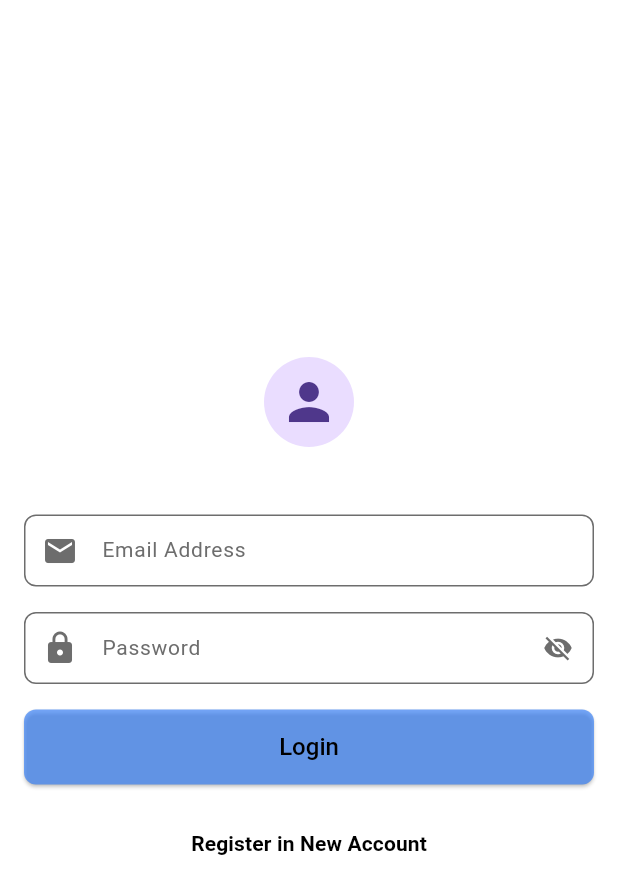
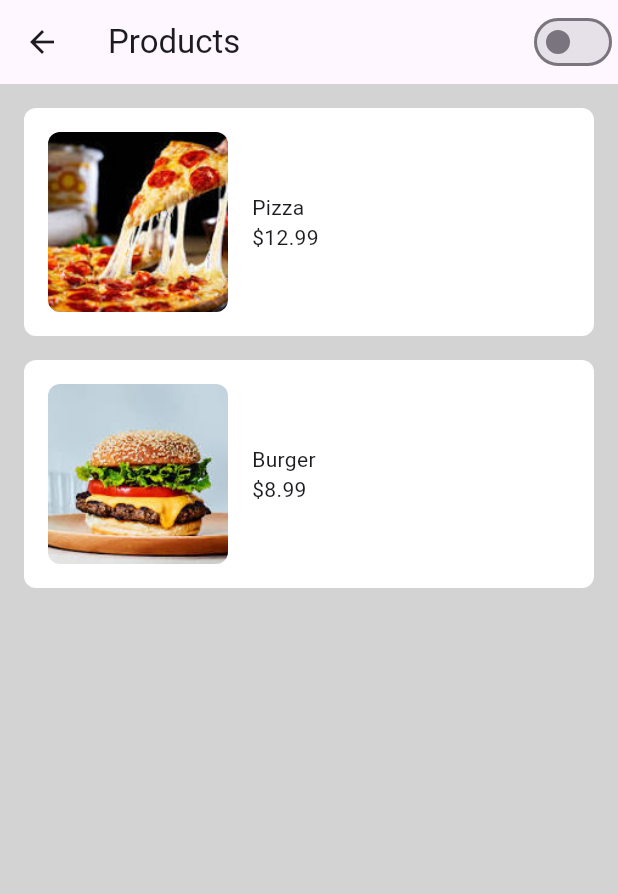
Before and after one commit to mazenShabaan36/e_commerce_session, a Flutter app: the screen it shows after launch, after a tap on "Register in New Account", on a phone screen of 412 x 824 dp. Shown: the top 894 px of the screen. Run offline on Flutter 3.47's test engine with Material 3 defaults, Android fonts, the phone set to English and light mode, and no system bars; our stand-ins replace fluttertoast.

Commit message:
product screen

```diff
--- a/lib/core/app_assets.dart
+++ b/lib/core/app_assets.dart
@@ -1,3 +1,5 @@
 class AppAssets {
   static const String logo = 'assets/app_logo.jpg';
+  static const String burger = 'assets/burger.jpeg';
+  static const String pizza = 'assets/pizza.jpeg';
 }
--- a/lib/core/app_colors.dart
+++ b/lib/core/app_colors.dart
@@ -8,4 +8,5 @@ class AppColors {
   static const Color primary = Color.fromRGBO(59, 130, 246, 0.7);
   static const Color red = Colors.red;
   static const Color white = Colors.white;
+  static const Color lightGrey = Color(0xFFD3D3D3);
 }
--- a/lib/core/app_strings.dart
+++ b/lib/core/app_strings.dart
@@ -5,4 +5,6 @@ class AppStrings {
   static const String registerNewAccount = "Register in New Account";
   static const String cancel = "Cancel";
   static const String confirm = "Confirm";
+  static const String products = 'Products';
+  static const String buyNow = "Buy Now";
 }
--- a/lib/core/theme/app_themes.dart
+++ b/lib/core/theme/app_themes.dart
@@ -9,7 +9,7 @@ class AppThemes {
   static ThemeData _generalTheme({required bool isDark}) {
     return ThemeData(
       brightness: isDark ? Brightness.dark : Brightness.light,
-      scaffoldBackgroundColor: isDark ? AppColors.black : AppColors.white,
+      scaffoldBackgroundColor: isDark ? AppColors.black : AppColors.lightGrey,
       primaryColor: AppColors.primary,
 
       inputDecorationTheme: InputDecorationTheme(
--- /dev/null
+++ b/lib/data/models/product_model.dart
@@ -0,0 +1,7 @@
+class Product {
+  final String name;
+  final String image;
+  final double price;
+
+  Product({required this.name, required this.image, required this.price});
+}
--- a/lib/presentation/features/auth/view/login_screen.dart
+++ b/lib/presentation/features/auth/view/login_screen.dart
@@ -2,6 +2,7 @@ import 'package:flutter/material.dart';
 import 'package:session/core/app_colors.dart';
 import 'package:session/core/app_strings.dart';
 import 'package:session/presentation/features/home/view/home_screen.dart';
+import 'package:session/presentation/features/product_list/view/product_screen.dart';
 import 'package:session/presentation/widgets/app_button.dart';
 import 'package:session/presentation/widgets/app_textfield.dart';
 
@@ -68,7 +69,12 @@ class _LoginScreenState extends State<LoginScreen> {
             ),
 
             //
-            TextButton(onPressed: () {}, child: Text(AppStrings.registerNewAccount, style: TextStyle(color: AppColors.black, fontSize: 14, fontWeight: FontWeight.w700))),
+            TextButton(
+              onPressed: () {
+                Navigator.push(context, MaterialPageRoute(builder: (context) => ProductsScreen()));
+              },
+              child: Text(AppStrings.registerNewAccount, style: TextStyle(color: AppColors.black, fontSize: 14, fontWeight: FontWeight.w700)),
+            ),
           ],
         ),
       ),
--- /dev/null
+++ b/lib/presentation/features/product_list/view/product_details_screen.dart
@@ -0,0 +1,35 @@
+import 'package:flutter/material.dart';
+import 'package:session/core/app_strings.dart';
+import 'package:session/data/models/product_model.dart';
+import 'package:session/presentation/widgets/app_button.dart';
+
+class ProductDetailsScreen extends StatelessWidget {
+  final Product product;
+
+  const ProductDetailsScreen({super.key, required this.product});
+
+  @override
+  Widget build(BuildContext context) {
+    return Scaffold(
+      appBar: AppBar(title: Text(product.name)),
+      body: Center(
+        child: Column(
+          crossAxisAlignment: CrossAxisAlignment.center,
+          children: [
+            SizedBox(height: 20), Hero(tag: product.name, child: Image.asset(product.image, width: 200)), //
+
+            SizedBox(height: 20),
+            //
+            Text(product.name, style: Theme.of(context).textTheme.headlineSmall),
+            //
+            SizedBox(height: 10), Text('\$${product.price}', style: Theme.of(context).textTheme.titleLarge),
+            //
+            SizedBox(height: 20),
+            //
+            AppButton(onPressed: () {}, title: AppStrings.buyNow),
+          ],
+        ),
+      ),
+    );
+  }
+}
--- /dev/null
+++ b/lib/presentation/features/product_list/view/product_screen.dart
@@ -0,0 +1,53 @@
+import 'package:flutter/material.dart';
+import 'package:session/core/app_assets.dart';
+import 'package:session/core/app_colors.dart';
+import 'package:session/core/app_strings.dart';
+import 'package:session/core/theme/theme_manager.dart';
+import 'package:session/data/models/product_model.dart';
+import 'package:session/presentation/features/product_list/view/product_details_screen.dart';
+import 'package:session/presentation/features/product_list/widgets/product_item_card.dart';
+
+class ProductsScreen extends StatelessWidget {
+  ProductsScreen({super.key});
+
+  final List<Product> products = [
+    Product(name: 'Pizza', image: AppAssets.pizza, price: 12.99),
+    //
+    Product(name: 'Burger', image: AppAssets.burger, price: 8.99),
+  ];
+
+  @override
+  Widget build(BuildContext context) {
+    final bool isDarkMode = ThemeManager.themeNotifier.value == ThemeMode.dark;
+    return Scaffold(
+      appBar: AppBar(
+        title: Text(AppStrings.products),
+        actions: [
+          //
+          Switch(
+            value: isDarkMode,
+            //
+            onChanged: (value) => ThemeManager.toggleTheme(),
+          ),
+        ],
+      ),
+      body: Padding(
+        padding: const EdgeInsets.symmetric(horizontal: 16, vertical: 16),
+        child: Column(
+          children: [
+            Expanded(
+              child: ListView.separated(
+                itemCount: products.length,
+                separatorBuilder: (context, index) => SizedBox(height: 16),
+                itemBuilder: (context, index) {
+                  final product = products[index];
+                  return ProductItemCard(product: product);
+                },
+              ),
+            ),
+          ],
+        ),
+      ),
+    );
+  }
+}
--- /dev/null
+++ b/lib/presentation/features/product_list/widgets/product_item_card.dart
@@ -0,0 +1,56 @@
+import 'package:flutter/material.dart';
+import 'package:session/core/app_colors.dart';
+import 'package:session/data/models/product_model.dart';
+import 'package:session/presentation/features/product_list/view/product_details_screen.dart';
+
+class ProductItemCard extends StatelessWidget {
+  const ProductItemCard({super.key, required this.product});
+
+  final Product product;
+
+  @override
+  Widget build(BuildContext context) {
+    return GestureDetector(
+      onTap: () {
+        Navigator.push(
+          context,
+          PageRouteBuilder(
+            transitionDuration: Duration(milliseconds: 500),
+            pageBuilder: (_, __, ___) => ProductDetailsScreen(product: product),
+            transitionsBuilder: (_, animation, __, child) {
+              return FadeTransition(opacity: animation, child: SlideTransition(position: Tween<Offset>(begin: Offset(1.0, 0.0), end: Offset.zero).animate(animation), child: child));
+            },
+          ),
+        );
+      },
+      child: Container(
+        padding: EdgeInsets.all(16),
+        decoration: BoxDecoration(borderRadius: BorderRadius.circular(8), color: AppColors.white),
+        child: Row(
+          spacing: 16,
+          children: [
+            //
+            Hero(
+              tag: product.name,
+              child: ClipRRect(
+                borderRadius: BorderRadius.circular(8),
+                //
+                child: Image.asset(product.image, width: 120, height: 120, fit: BoxFit.cover),
+              ),
+            ),
+
+            //
+            Column(
+              crossAxisAlignment: CrossAxisAlignment.start,
+              children: [
+                Text(product.name),
+                //
+                Text('\$${product.price.toStringAsFixed(2)}'),
+              ],
+            ),
+          ],
+        ),
+      ),
+    );
+  }
+}
```
Also changed, not shown: assets/burger.jpeg (added), assets/pizza.jpeg (added).
